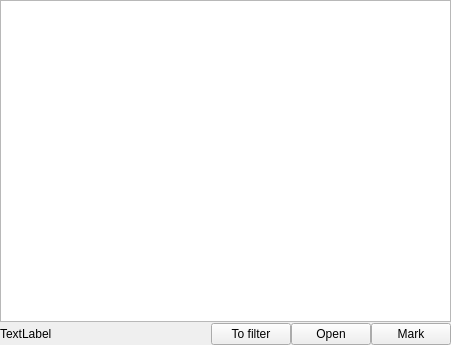
Old version of the form messages.ui in the repository deepbadger/Zebra.
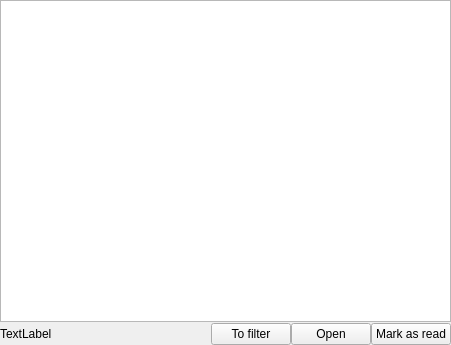
New version of the form. Icons and pictures are not drawn.

The edit to the form file:
```diff
--- a/messages.ui
+++ b/messages.ui
@@ -95,7 +95,7 @@
      <item>
       <widget class="QPushButton" name="pushButton_2">
        <property name="text">
-        <string>Mark</string>
+        <string>Mark as read</string>
        </property>
        <property name="icon">
         <iconset resource="systray.qrc">
```
Left out of the diff: 11 changed lines with no effect on the pictures.
